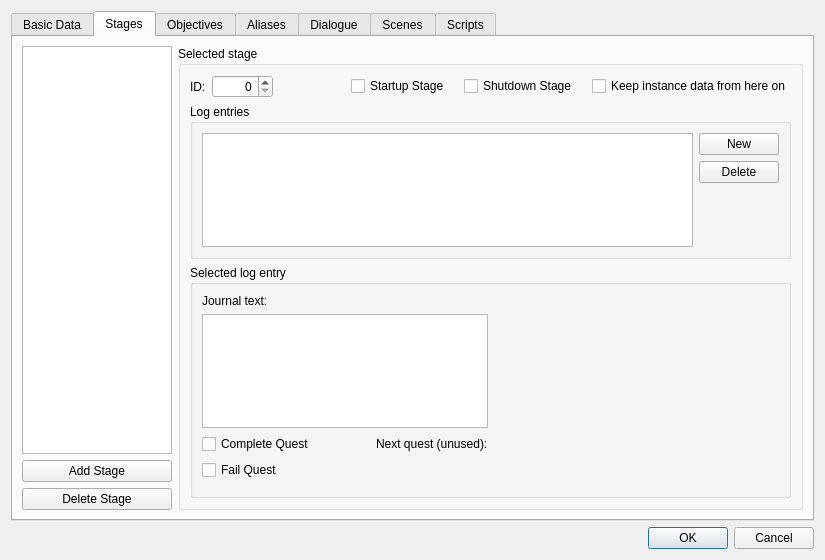
Old version of the form native/src/DovahKit/ui/form_windows/quest.ui in the repository DavidJCobb/DovahKit.
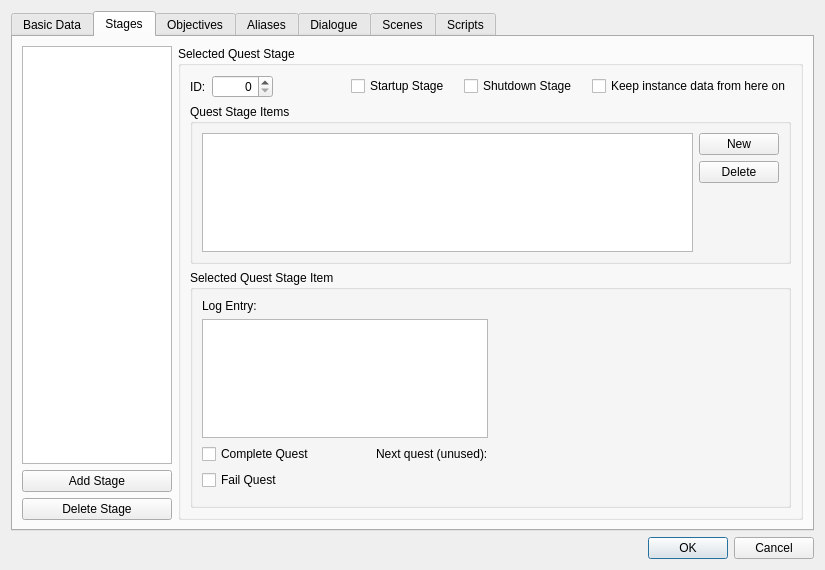
New version of the form. The open tabs and pages were chosen to show the change. Custom widgets are drawn as their Qt base class.

Commit message:
Quest dialog fixes
The UI more smoothly handles the stage ID spinbox, when preventing the user from changing a stage to use the same ID as another stage.

Fixed mistakes in the "Objectives" tab.

Quest stage UI now enforces that the "next quest" field be set to a Quest.

Relabeled some fields in the Quest UI, and added What's This? text.

Sustain docs.

Patch:
```diff
--- a/native/src/DovahKit/ui/form_windows/quest.ui
+++ b/native/src/DovahKit/ui/form_windows/quest.ui
@@ -7,7 +7,7 @@
     <x>0</x>
     <y>0</y>
     <width>825</width>
-    <height>560</height>
+    <height>570</height>
    </rect>
   </property>
   <property name="windowTitle">
@@ -295,7 +295,7 @@
          <item>
           <widget class="QGroupBox" name="groupBox">
            <property name="title">
-            <string>Selected stage</string>
+            <string>Selected Quest Stage</string>
            </property>
            <layout class="QVBoxLayout" name="verticalLayout_7">
             <item>
@@ -391,7 +391,7 @@
             <item>
              <widget class="QGroupBox" name="groupBox_3">
               <property name="title">
-               <string>Log entries</string>
+               <string>Quest Stage Items</string>
               </property>
               <layout class="QHBoxLayout" name="horizontalLayout_8">
                <item>
@@ -434,7 +434,7 @@
             <item>
              <widget class="QGroupBox" name="groupBox_2">
               <property name="title">
-               <string>Selected log entry</string>
+               <string>Selected Quest Stage Item</string>
               </property>
               <layout class="QVBoxLayout" name="verticalLayout_6">
                <item>
@@ -467,7 +467,7 @@
                    <item row="0" column="0" colspan="3">
                     <widget class="QLabel" name="label_15">
                      <property name="text">
-                      <string>Journal text:</string>
+                      <string>Log Entry:</string>
                      </property>
                      <property name="buddy">
                       <cstring>logEntryText</cstring>
```
Left out of the diff: 42 changed lines with no effect on the pictures. The commit also changes 6 other files.
